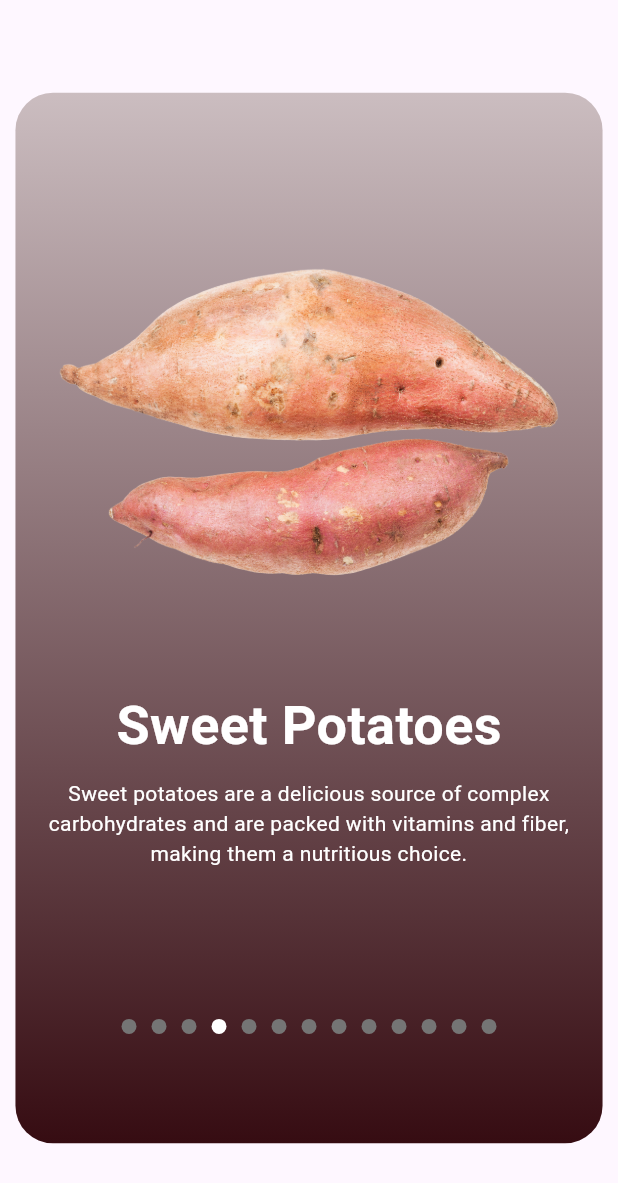
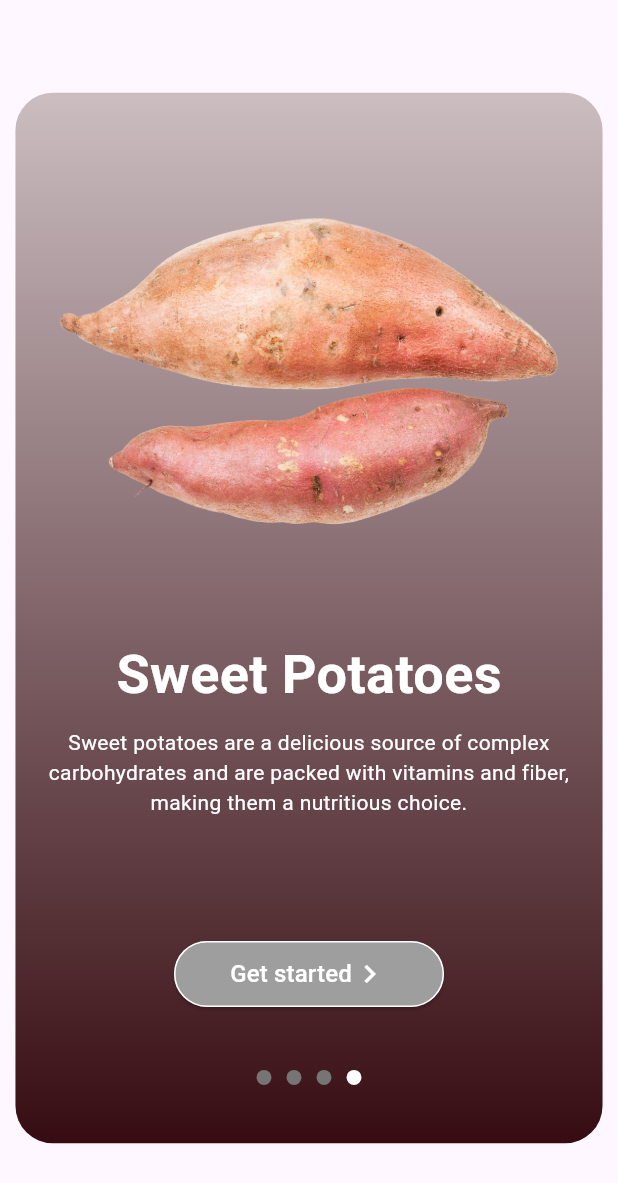
Before and after one commit to ZayatsDmitry/vegetables, a Flutter app: the screen it shows after launch, swiped to page 4, on a phone screen of 412 x 824 dp. Shown: the top 1183 px of the screen. Run offline on Flutter 3.47's test engine with Material 3 defaults, Android fonts, the phone set to English and light mode, and no system bars.

Commit message:
On boarding screen (#3)
* add new branch onBoarding

* add onboarding screen (don't finish)

* create List vegetables

* 25122023

```diff
--- a/lib/screens/onboarding_screen.dart
+++ b/lib/screens/onboarding_screen.dart
@@ -1,6 +1,6 @@
 import 'package:flutter/material.dart';
 import 'package:vegatables/data/data.dart';
-import 'package:vegatables/data/start_button_widget.dart';
+import 'package:vegatables/widget/start_button_widget.dart';
 
 class OnBoardingScreen extends StatefulWidget {
   const OnBoardingScreen({super.key});
@@ -18,7 +18,7 @@ class _OnBoardingScreenState extends State<OnBoardingScreen> {
     return Scaffold(
       body: SafeArea(
         child: PageView.builder(
-          itemCount: vegetables.length,
+          itemCount: 4,
           itemBuilder: (context, index) {
             return Center(
               child: Container(
@@ -67,6 +67,8 @@ class _OnBoardingScreenState extends State<OnBoardingScreen> {
 
                     currentPage == 3 ? const SizedBox(height: 20,) : Container(),
 
+                  const SizedBox(height: 20,),
+
                     buildPageIndicator()
                   ],
                 ),
@@ -79,6 +81,29 @@ class _OnBoardingScreenState extends State<OnBoardingScreen> {
             });
           },
         ),
+
+      ),
+    );
+  }
+
+  Widget buildPageIndicator() {
+    return Row(
+      mainAxisAlignment: MainAxisAlignment.center,
+      children: List<Widget>.generate(
+        4,
+        (index) {
+          return Container(
+            width: 10,
+            height: 10,
+            margin: const EdgeInsets.symmetric(
+              horizontal: 5,
+            ),
+            decoration: BoxDecoration(
+              shape: BoxShape.circle,
+              color: currentPage == index ? Colors.white : Colors.grey.shade600,
+            ),
+          );
+        },
       ),
     );
   }
--- /dev/null
+++ b/lib/widget/start_button_widget.dart
@@ -0,0 +1,50 @@
+import 'package:flutter/material.dart';
+import 'package:vegatables/screens/vegetable_listing_screen.dart';
+
+class StartButton extends StatelessWidget {
+  const StartButton({super.key});
+
+  @override
+  Widget build(BuildContext context) {
+    return SizedBox(
+      width: 180,
+      child: ElevatedButton(
+        style: ButtonStyle(
+          backgroundColor: MaterialStateProperty.all<Color>(Colors.grey),
+          padding: MaterialStateProperty.all<EdgeInsetsGeometry>(
+              const EdgeInsets.symmetric(horizontal: 16, vertical: 10)),
+          shape: MaterialStateProperty.all<RoundedRectangleBorder>(
+              RoundedRectangleBorder(
+            borderRadius: BorderRadius.circular(25),
+            side: const BorderSide(color: Colors.white),
+          )),
+        ),
+        onPressed: () {
+          Navigator.push(
+            context,
+            MaterialPageRoute(
+              builder: (context) => const VegetableListingScreen(),
+            ),
+          );
+        },
+        child: const Row(
+          mainAxisAlignment: MainAxisAlignment.center,
+          children: [
+            Text(
+              "Get started",
+              style: TextStyle(
+                fontSize: 16,
+                color: Colors.white,
+              ),
+            ),
+            Icon(
+              Icons.chevron_right,
+              color: Colors.white,
+              size: 24,
+            )
+          ],
+        ),
+      ),
+    );
+  }
+}
```
Also changed, not shown: lib/screens/vegetable_details_screen.dart (+58 -12 lines), lib/screens/vegetable_listing_screen.dart (+32 -5 lines), lib/widget/vegetable_tile_widget.dart (added, +59 -0 lines).
